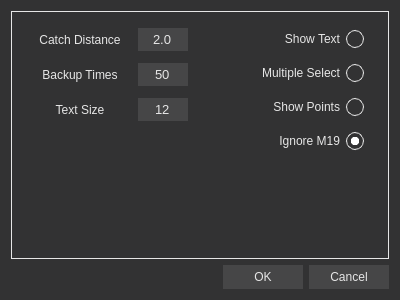
Before: the Qt Designer form src/ui/Setting.ui in chen6556/DSV, drawn with Qt 5.
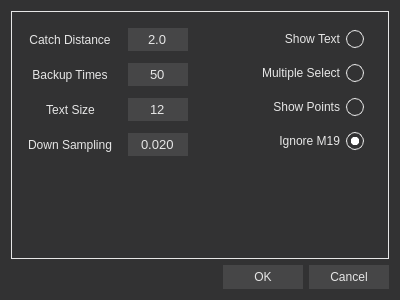
After: the same form once the commit is applied.

```diff
--- a/src/ui/Setting.ui
+++ b/src/ui/Setting.ui
@@ -82,132 +82,26 @@
         <number>16</number>
        </property>
        <item>
-        <layout class="QGridLayout" name="gridLayout">
-         <property name="horizontalSpacing">
-          <number>6</number>
+        <layout class="QFormLayout" name="formLayout">
+         <property name="labelAlignment">
+          <set>Qt::AlignmentFlag::AlignCenter</set>
+         </property>
+         <property name="formAlignment">
+          <set>Qt::AlignmentFlag::AlignHCenter|Qt::AlignmentFlag::AlignTop</set>
          </property>
          <property name="verticalSpacing">
           <number>12</number>
          </property>
-         <item row="3" column="0">
-          <spacer name="verticalSpacer_2">
-           <property name="orientation">
-            <enum>Qt::Orientation::Vertical</enum>
-           </property>
-           <property name="sizeHint" stdset="0">
-            <size>
-             <width>20</width>
-             <height>40</height>
-            </size>
-           </property>
-          </spacer>
-         </item>
-         <item row="2" column="1">
-          <widget class="QSpinBox" name="text_size">
+         <item row="0" column="0">
+          <widget class="QLabel" name="label">
            <property name="minimumSize">
             <size>
              <width>0</width>
              <height>22</height>
             </size>
            </property>
-           <property name="font">
-            <font>
-             <pointsize>10</pointsize>
-            </font>
-           </property>
-           <property name="contextMenuPolicy">
-            <enum>Qt::ContextMenuPolicy::NoContextMenu</enum>
-           </property>
-           <property name="styleSheet">
-            <string notr="true">background-color: rgb(70, 70, 71);
-color: rgb(230, 230, 230);</string>
-           </property>
-           <property name="frame">
-            <bool>false</bool>
-           </property>
-           <property name="alignment">
-            <set>Qt::AlignmentFlag::AlignCenter</set>
-           </property>
-           <property name="buttonSymbols">
-            <enum>QAbstractSpinBox::ButtonSymbols::NoButtons</enum>
-           </property>
-           <property name="minimum">
-            <number>4</number>
-           </property>
-           <property name="maximum">
-            <number>800</number>
-           </property>
-           <property name="value">
-            <number>12</number>
-           </property>
-          </widget>
-         </item>
-         <item row="2" column="0">
-          <widget class="QLabel" name="label_3">
-           <property name="minimumSize">
-            <size>
-             <width>0</width>
-             <height>22</height>
-            </size>
-           </property>
            <property name="text">
-            <string>Text Size</string>
-           </property>
-           <property name="alignment">
-            <set>Qt::AlignmentFlag::AlignCenter</set>
-           </property>
-          </widget>
-         </item>
-         <item row="1" column="1">
-          <widget class="QSpinBox" name="backup_times">
-           <property name="minimumSize">
-            <size>
-             <width>0</width>
-             <height>22</height>
-            </size>
-           </property>
-           <property name="font">
-            <font>
-             <pointsize>10</pointsize>
-            </font>
-           </property>
-           <property name="contextMenuPolicy">
-            <enum>Qt::ContextMenuPolicy::NoContextMenu</enum>
-           </property>
-           <property name="styleSheet">
-            <string notr="true">background-color: rgb(70, 70, 71);
-color: rgb(230, 230, 230);</string>
-           </property>
-           <property name="frame">
-            <bool>false</bool>
-           </property>
-           <property name="alignment">
-            <set>Qt::AlignmentFlag::AlignCenter</set>
-           </property>
-           <property name="buttonSymbols">
-            <enum>QAbstractSpinBox::ButtonSymbols::NoButtons</enum>
-           </property>
-           <property name="minimum">
-            <number>0</number>
-           </property>
-           <property name="maximum">
-            <number>100</number>
-           </property>
-           <property name="value">
-            <number>50</number>
-           </property>
-          </widget>
-         </item>
-         <item row="1" column="0">
-          <widget class="QLabel" name="label_2">
-           <property name="minimumSize">
-            <size>
-             <width>0</width>
-             <height>22</height>
-            </size>
-           </property>
-           <property name="text">
-            <string>Backup Times</string>
+            <string>Catch Distance</string>
            </property>
            <property name="alignment">
             <set>Qt::AlignmentFlag::AlignCenter</set>
@@ -222,12 +116,6 @@
              <height>22</height>
             </size>
            </property>
-           <property name="maximumSize">
-            <size>
-             <width>50</width>
-             <height>16777215</height>
-            </size>
-           </property>
            <property name="font">
             <font>
              <pointsize>10</pointsize>
@@ -263,8 +151,8 @@
            </property>
           </widget>
          </item>
-         <item row="0" column="0">
-          <widget class="QLabel" name="label">
+         <item row="1" column="0">
+          <widget class="QLabel" name="label_2">
            <property name="minimumSize">
             <size>
              <width>0</width>
@@ -272,13 +160,159 @@
             </size>
            </property>
            <property name="text">
-            <string>Catch Distance</string>
+            <string>Backup Times</string>
            </property>
            <property name="alignment">
             <set>Qt::AlignmentFlag::AlignCenter</set>
            </property>
           </widget>
          </item>
+         <item row="1" column="1">
+          <widget class="QSpinBox" name="backup_times">
+           <property name="minimumSize">
+            <size>
+             <width>0</width>
+             <height>22</height>
+            </size>
+           </property>
+           <property name="font">
+            <font>
+             <pointsize>10</pointsize>
+            </font>
+           </property>
+           <property name="contextMenuPolicy">
+            <enum>Qt::ContextMenuPolicy::NoContextMenu</enum>
+           </property>
+           <property name="styleSheet">
+            <string notr="true">background-color: rgb(70, 70, 71);
+color: rgb(230, 230, 230);</string>
+           </property>
+           <property name="frame">
+            <bool>false</bool>
+           </property>
+           <property name="alignment">
+            <set>Qt::AlignmentFlag::AlignCenter</set>
+           </property>
+           <property name="buttonSymbols">
+            <enum>QAbstractSpinBox::ButtonSymbols::NoButtons</enum>
+           </property>
+           <property name="minimum">
+            <number>0</number>
+           </property>
+           <property name="maximum">
+            <number>100</number>
+           </property>
+           <property name="value">
+            <number>50</number>
+           </property>
+          </widget>
+         </item>
+         <item row="2" column="0">
+          <widget class="QLabel" name="label_3">
+           <property name="minimumSize">
+            <size>
+             <width>0</width>
+             <height>22</height>
+            </size>
+           </property>
+           <property name="text">
+            <string>Text Size</string>
+           </property>
+           <property name="alignment">
+            <set>Qt::AlignmentFlag::AlignCenter</set>
+           </property>
+          </widget>
+         </item>
+         <item row="2" column="1">
+          <widget class="QSpinBox" name="text_size">
+           <property name="minimumSize">
+            <size>
+             <width>0</width>
+             <height>22</height>
+            </size>
+           </property>
+           <property name="font">
+            <font>
+             <pointsize>10</pointsize>
+            </font>
+           </property>
+           <property name="contextMenuPolicy">
+            <enum>Qt::ContextMenuPolicy::NoContextMenu</enum>
+           </property>
+           <property name="styleSheet">
+            <string notr="true">background-color: rgb(70, 70, 71);
+color: rgb(230, 230, 230);</string>
+           </property>
+           <property name="frame">
+            <bool>false</bool>
+           </property>
+           <property name="alignment">
+            <set>Qt::AlignmentFlag::AlignCenter</set>
+           </property>
+           <property name="buttonSymbols">
+            <enum>QAbstractSpinBox::ButtonSymbols::NoButtons</enum>
+           </property>
+           <property name="minimum">
+            <number>4</number>
+           </property>
+           <property name="maximum">
+            <number>800</number>
+           </property>
+           <property name="value">
+            <number>12</number>
+           </property>
+          </widget>
+         </item>
+         <item row="3" column="0">
+          <widget class="QLabel" name="label_4">
+           <property name="text">
+            <string>Down Sampling</string>
+           </property>
+           <property name="alignment">
+            <set>Qt::AlignmentFlag::AlignCenter</set>
+           </property>
+          </widget>
+         </item>
+         <item row="3" column="1">
+          <widget class="QDoubleSpinBox" name="down_sampling">
+           <property name="minimumSize">
+            <size>
+             <width>0</width>
+             <height>22</height>
+            </size>
+           </property>
+           <property name="font">
+            <font>
+             <pointsize>10</pointsize>
+            </font>
+           </property>
+           <property name="contextMenuPolicy">
+            <enum>Qt::ContextMenuPolicy::NoContextMenu</enum>
+           </property>
+           <property name="styleSheet">
+            <string notr="true">background-color: rgb(70, 70, 71);
+color: rgb(230, 230, 230);</string>
+           </property>
+           <property name="frame">
+            <bool>false</bool>
+           </property>
+           <property name="alignment">
+            <set>Qt::AlignmentFlag::AlignCenter</set>
+           </property>
+           <property name="buttonSymbols">
+            <enum>QAbstractSpinBox::ButtonSymbols::NoButtons</enum>
+           </property>
+           <property name="decimals">
+            <number>3</number>
+           </property>
+           <property name="maximum">
+            <double>1.000000000000000</double>
+           </property>
+           <property name="value">
+            <double>0.020000000000000</double>
+           </property>
+          </widget>
+         </item>
         </layout>
        </item>
        <item>
```
